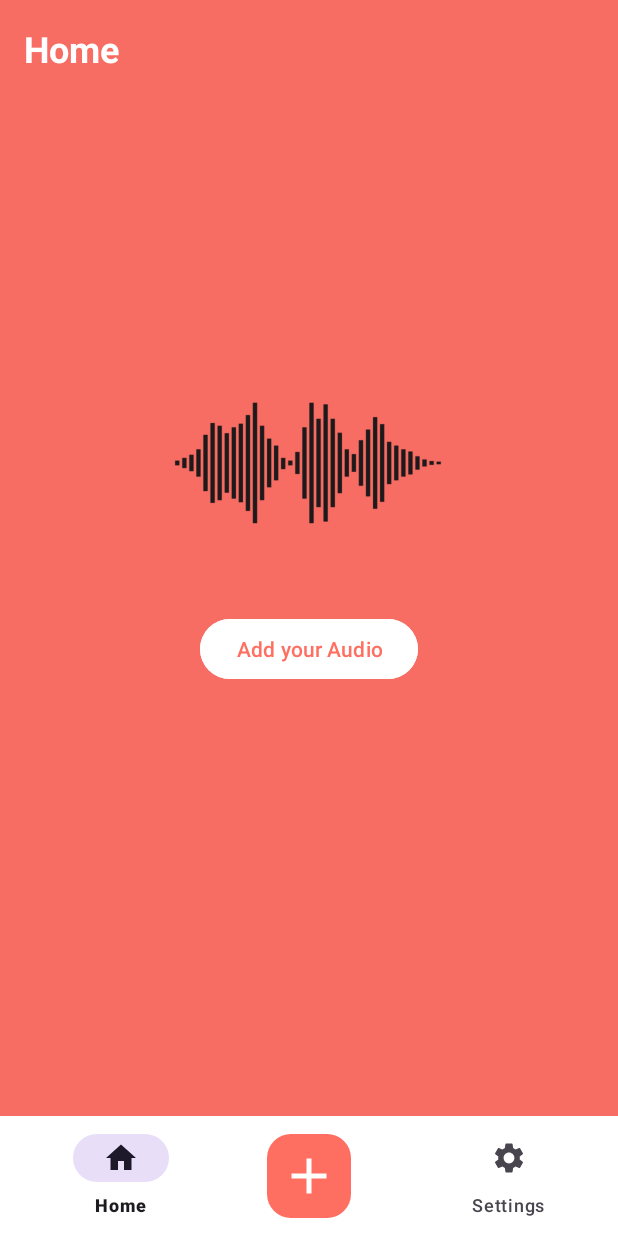
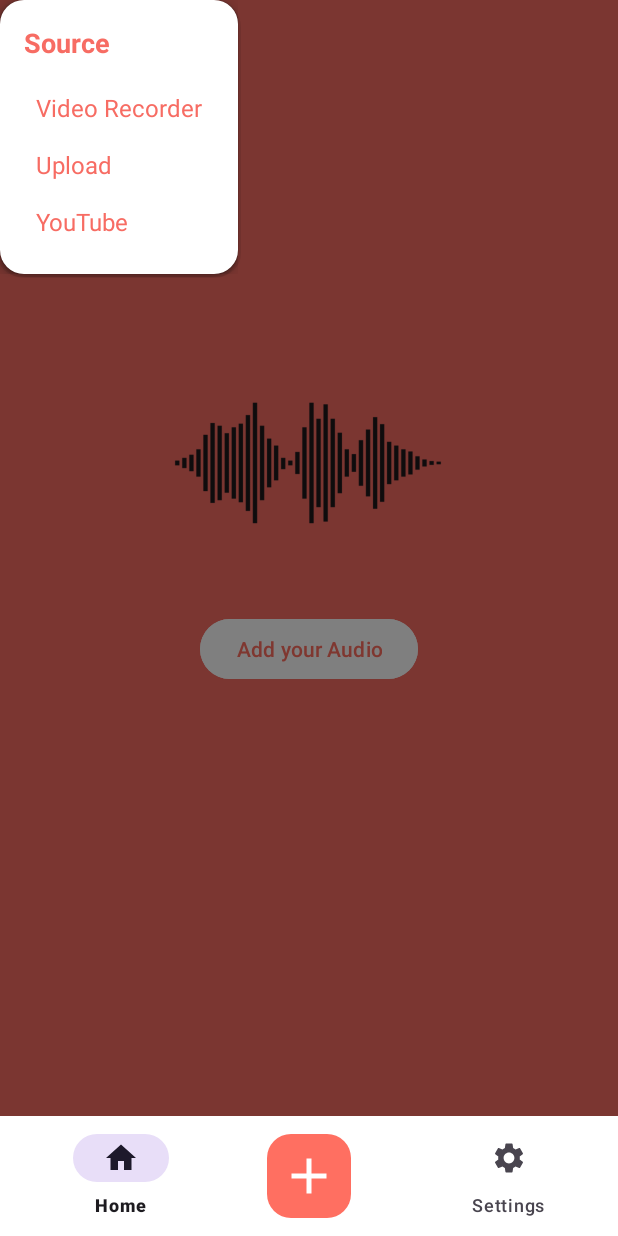
Before and after one commit to rahmanfaisal0414/C241-PS042-Capstone-Yap2Type, an Android app: the screen it shows after launch (MainActivity), item 2 of the bottom bar chosen, on a phone screen of 412 x 824 dp. Run offline under Robolectric (Android 15) with nearby library versions, the phone set to English and light mode, and no system bars.

Commit message:
Make recycleview and pop up source

```diff
--- a/MD/Yap2Type/app/build.gradle.kts
+++ b/MD/Yap2Type/app/build.gradle.kts
@@ -39,7 +39,6 @@ android {
 }
 
 dependencies {
-
     implementation("androidx.core:core-ktx:1.13.1")
     implementation("androidx.appcompat:appcompat:1.7.0")
     implementation("com.google.android.material:material:1.12.0")
@@ -49,7 +48,5 @@ dependencies {
     androidTestImplementation("androidx.test.espresso:espresso-core:3.5.1")
     implementation("androidx.navigation:navigation-fragment-ktx:2.5.3")
     implementation("androidx.navigation:navigation-ui-ktx:2.5.3")
-
-    implementation("com.google.android.material:material:1.3.0-alpha03")
     implementation("androidx.cardview:cardview:1.0.0")
 }
--- a/MD/Yap2Type/app/src/main/java/com/rahman/yap2type/HomeFragment.kt
+++ b/MD/Yap2Type/app/src/main/java/com/rahman/yap2type/HomeFragment.kt
@@ -1,10 +1,16 @@
 package com.rahman.yap2type
 
+import android.animation.ObjectAnimator
+import android.graphics.drawable.ColorDrawable
 import android.os.Bundle
-import androidx.fragment.app.Fragment
 import android.view.LayoutInflater
 import android.view.View
 import android.view.ViewGroup
+import android.widget.Button
+import android.widget.LinearLayout
+import android.widget.PopupWindow
+import androidx.constraintlayout.widget.ConstraintLayout
+import androidx.fragment.app.Fragment
 
 class HomeFragment : Fragment() {
 
@@ -12,7 +18,56 @@ class HomeFragment : Fragment() {
         inflater: LayoutInflater, container: ViewGroup?,
         savedInstanceState: Bundle?
     ): View? {
-        // Inflate the layout for this fragment
-        return inflater.inflate(R.layout.fragment_home, container, false)
+        val view = inflater.inflate(R.layout.fragment_home, container, false)
+
+        val btnAddAudio: Button = view.findViewById(R.id.btnAddAudio)
+
+        val popupView = layoutInflater.inflate(R.layout.popup_source, null)
+        val popupWindow = PopupWindow(
+            popupView,
+            LinearLayout.LayoutParams.WRAP_CONTENT,
+            LinearLayout.LayoutParams.WRAP_CONTENT,
+            true
+        )
+
+        val parentLayout: ConstraintLayout = view.findViewById(R.id.parentLayout)
+
+        val dimBackground = ColorDrawable(resources.getColor(android.R.color.black, null))
+        dimBackground.alpha = 0
+
+        parentLayout.foreground = dimBackground
+
+        popupWindow.setOnDismissListener {
+            animateDim(parentLayout, 150, 0)
+        }
+
+        val showPopup = View.OnClickListener {
+            animateDim(parentLayout, 150, 128)
+            popupWindow.showAtLocation(parentLayout, android.view.Gravity.CENTER, 0, 0)
+        }
+
+        btnAddAudio.setOnClickListener(showPopup)
+
+        // Handle popup item clicks if needed
+        popupView.findViewById<View>(R.id.tvVideoRecorder).setOnClickListener {
+            // Handle click
+            popupWindow.dismiss()
+        }
+        popupView.findViewById<View>(R.id.tvUpload).setOnClickListener {
+            // Handle click
+            popupWindow.dismiss()
+        }
+        popupView.findViewById<View>(R.id.tvYouTube).setOnClickListener {
+            // Handle click
+            popupWindow.dismiss()
+        }
+
+        return view
+    }
+
+    private fun animateDim(view: View, duration: Long, alpha: Int) {
+        val animator = ObjectAnimator.ofInt(view.foreground, "alpha", alpha)
+        animator.duration = duration
+        animator.start()
     }
 }
--- a/MD/Yap2Type/app/src/main/java/com/rahman/yap2type/MainActivity.kt
+++ b/MD/Yap2Type/app/src/main/java/com/rahman/yap2type/MainActivity.kt
@@ -1,21 +1,31 @@
 package com.rahman.yap2type
 
+import android.animation.ObjectAnimator
+import android.graphics.drawable.ColorDrawable
 import android.os.Bundle
+import android.view.LayoutInflater
+import android.view.View
+import android.view.ViewGroup
+import android.widget.PopupWindow
 import androidx.appcompat.app.AppCompatActivity
 import androidx.fragment.app.Fragment
 import com.google.android.material.bottomnavigation.BottomNavigationView
+import com.google.android.material.floatingactionbutton.FloatingActionButton
 
 class MainActivity : AppCompatActivity() {
 
     private lateinit var bottomNavigationView: BottomNavigationView
+    private lateinit var fab: FloatingActionButton
+    private lateinit var parentLayout: View
 
     override fun onCreate(savedInstanceState: Bundle?) {
         super.onCreate(savedInstanceState)
         setContentView(R.layout.activity_main)
 
         bottomNavigationView = findViewById(R.id.bottomNavigationView)
+        fab = findViewById(R.id.fab)
+        parentLayout = findViewById(R.id.fragment_container)
 
-        // Set default fragment
         if (savedInstanceState == null) {
             replaceFragment(HomeFragment())
         }
@@ -29,9 +39,59 @@ class MainActivity : AppCompatActivity() {
             replaceFragment(selectedFragment)
             true
         }
+
+        fab.setOnClickListener {
+            showPopupWindow()
+        }
     }
 
     private fun replaceFragment(fragment: Fragment) {
         supportFragmentManager.beginTransaction().replace(R.id.fragment_container, fragment).commit()
     }
+
+    private fun showPopupWindow() {
+        val inflater = LayoutInflater.from(this)
+        val popupView = inflater.inflate(R.layout.popup_source, null)
+        val popupWindow = PopupWindow(
+            popupView,
+            ViewGroup.LayoutParams.WRAP_CONTENT,
+            ViewGroup.LayoutParams.WRAP_CONTENT
+        )
+
+        popupWindow.elevation = 10.0f
+        popupWindow.isFocusable = true
+        popupWindow.update()
+
+        // Dimming effect
+        val dimBackground = ColorDrawable(resources.getColor(android.R.color.black, null))
+        dimBackground.alpha = 0
+        parentLayout.foreground = dimBackground
+        animateDim(parentLayout, 150, 128)
+
+        popupWindow.setOnDismissListener {
+            animateDim(parentLayout, 150, 0)
+        }
+
+        popupWindow.showAtLocation(parentLayout, android.view.Gravity.CENTER, 0, 0)
+
+        // Handle popup item clicks if needed
+        popupView.findViewById<View>(R.id.tvVideoRecorder).setOnClickListener {
+            // Handle click
+            popupWindow.dismiss()
+        }
+        popupView.findViewById<View>(R.id.tvUpload).setOnClickListener {
+            // Handle click
+            popupWindow.dismiss()
+        }
+        popupView.findViewById<View>(R.id.tvYouTube).setOnClickListener {
+            // Handle click
+            popupWindow.dismiss()
+        }
+    }
+
+    private fun animateDim(view: View, duration: Long, alpha: Int) {
+        val animator = ObjectAnimator.ofInt(view.foreground, "alpha", alpha)
+        animator.duration = duration
+        animator.start()
+    }
 }
--- a/MD/Yap2Type/app/src/main/java/com/rahman/yap2type/SettingsFragment.kt
+++ b/MD/Yap2Type/app/src/main/java/com/rahman/yap2type/SettingsFragment.kt
@@ -28,6 +28,8 @@ class SettingsFragment : Fragment() {
             }
         }
 
+
+
         return view
     }
 }
--- /dev/null
+++ b/MD/Yap2Type/app/src/main/res/drawable/dim_background.xml
@@ -0,0 +1,4 @@
+<?xml version="1.0" encoding="utf-8"?>
+<shape xmlns:android="http://schemas.android.com/apk/res/android">
+    <solid android:color="#80000000" />
+</shape>
--- /dev/null
+++ b/MD/Yap2Type/app/src/main/res/drawable/ic_audio.xml
@@ -0,0 +1,5 @@
+<vector android:height="24dp" android:tint="#FF6F61"
+    android:viewportHeight="24" android:viewportWidth="24"
+    android:width="24dp" xmlns:android="http://schemas.android.com/apk/res/android">
+    <path android:fillColor="@android:color/white" android:pathData="M12,3v9.28c-0.47,-0.17 -0.97,-0.28 -1.5,-0.28C8.01,12 6,14.01 6,16.5S8.01,21 10.5,21c2.31,0 4.2,-1.75 4.45,-4H15V6h4V3h-7z"/>
+</vector>
--- /dev/null
+++ b/MD/Yap2Type/app/src/main/res/drawable/popup_background.xml
@@ -0,0 +1,16 @@
+<?xml version="1.0" encoding="utf-8"?>
+<layer-list xmlns:android="http://schemas.android.com/apk/res/android">
+    <item>
+        <shape android:shape="rectangle">
+            <solid android:color="@color/white"/>
+            <corners android:radius="16dp"/>
+            <padding android:left="8dp" android:top="8dp" android:right="8dp" android:bottom="8dp"/>
+        </shape>
+    </item>
+    <item android:left="2dp" android:right="2dp" android:top="2dp" android:bottom="2dp">
+        <shape android:shape="rectangle">
+            <solid android:color="@color/white"/>
+            <corners android:radius="16dp"/>
+        </shape>
+    </item>
+</layer-list>
--- a/MD/Yap2Type/app/src/main/res/layout/activity_main.xml
+++ b/MD/Yap2Type/app/src/main/res/layout/activity_main.xml
@@ -5,21 +5,9 @@
     xmlns:tools="http://schemas.android.com/tools"
     android:layout_width="match_parent"
     android:layout_height="match_parent"
+    android:id="@+id/parentLayout"
     android:background="#FF6F61"
     tools:context=".MainActivity">
-
-    <ProgressBar
-        android:layout_width="wrap_content"
-        android:layout_height="wrap_content"
-        android:id="@+id/progressBar"
-        style="?android:attr/progressBarStyle"
-        android:visibility="gone"
-        app:layout_constraintStart_toStartOf="parent"
-        app:layout_constraintEnd_toEndOf="parent"
-        app:layout_constraintTop_toTopOf="parent"
-        app:layout_constraintBottom_toBottomOf="parent"
-        tools:visibility="visible"
-        />
 
     <FrameLayout
         android:layout_width="match_parent"
--- a/MD/Yap2Type/app/src/main/res/layout/fragment_home.xml
+++ b/MD/Yap2Type/app/src/main/res/layout/fragment_home.xml
@@ -1,9 +1,13 @@
-<androidx.constraintlayout.widget.ConstraintLayout xmlns:android="http://schemas.android.com/apk/res/android"
+<?xml version="1.0" encoding="utf-8"?>
+<androidx.constraintlayout.widget.ConstraintLayout
+    xmlns:android="http://schemas.android.com/apk/res/android"
     xmlns:app="http://schemas.android.com/apk/res-auto"
     xmlns:tools="http://schemas.android.com/tools"
+    android:id="@+id/parentLayout"
     android:layout_width="match_parent"
     android:layout_height="match_parent"
     android:background="#F76C63"
+    android:foreground="?android:attr/selectableItemBackground"
     tools:context=".HomeFragment">
 
     <TextView
@@ -43,4 +47,15 @@
         app:layout_constraintStart_toStartOf="parent"
         app:layout_constraintEnd_toEndOf="parent" />
 
+    <androidx.recyclerview.widget.RecyclerView
+        android:id="@+id/recyclerView"
+        android:layout_width="match_parent"
+        android:layout_height="0dp"
+        android:orientation="vertical"
+        android:visibility="gone"
+        app:layout_constraintTop_toBottomOf="@id/tvHome"
+        app:layout_constraintBottom_toBottomOf="parent"
+        app:layout_constraintStart_toStartOf="parent"
+        app:layout_constraintEnd_toEndOf="parent"
+        android:padding="16dp"/>
 </androidx.constraintlayout.widget.ConstraintLayout>
--- a/MD/Yap2Type/app/src/main/res/layout/fragment_settings.xml
+++ b/MD/Yap2Type/app/src/main/res/layout/fragment_settings.xml
@@ -4,6 +4,7 @@
     android:layout_width="match_parent"
     android:layout_height="match_parent"
     android:background="#F76C63"
+    android:foreground="?android:attr/selectableItemBackground"
     tools:context=".SettingsFragment">
 
     <TextView
--- /dev/null
+++ b/MD/Yap2Type/app/src/main/res/layout/popup_source.xml
@@ -0,0 +1,52 @@
+<?xml version="1.0" encoding="utf-8"?>
+<LinearLayout xmlns:android="http://schemas.android.com/apk/res/android"
+    android:layout_width="wrap_content"
+    android:layout_height="wrap_content"
+    android:orientation="vertical"
+    android:padding="16dp"
+    android:background="@drawable/popup_background"
+    android:elevation="8dp">
+
+    <TextView
+        android:id="@+id/tvSource"
+        android:layout_width="wrap_content"
+        android:layout_height="wrap_content"
+        android:text="Source"
+        android:textColor="#F76C63"
+        android:textSize="18sp"
+        android:textStyle="bold"
+        android:paddingBottom="12dp"/>
+
+    <TextView
+        android:id="@+id/tvVideoRecorder"
+        android:layout_width="wrap_content"
+        android:layout_height="wrap_content"
+        android:text="Video Recorder"
+        android:textColor="#F76C63"
+        android:textSize="16sp"
+        android:padding="8dp"
+        android:background="?attr/selectableItemBackground"
+        android:clickable="true"/>
+
+    <TextView
+        android:id="@+id/tvUpload"
+        android:layout_width="wrap_content"
+        android:layout_height="wrap_content"
+        android:text="Upload"
+        android:textColor="#F76C63"
+        android:textSize="16sp"
+        android:padding="8dp"
+        android:background="?attr/selectableItemBackground"
+        android:clickable="true"/>
+
+    <TextView
+        android:id="@+id/tvYouTube"
+        android:layout_width="wrap_content"
+        android:layout_height="wrap_content"
+        android:text="YouTube"
+        android:textColor="#F76C63"
+        android:textSize="16sp"
+        android:padding="8dp"
+        android:background="?attr/selectableItemBackground"
+        android:clickable="true"/>
+</LinearLayout>
```
Also changed, not shown: MD/Yap2Type/app/src/main/res/layout/item_audio.xml (added, +51 -0 lines).
